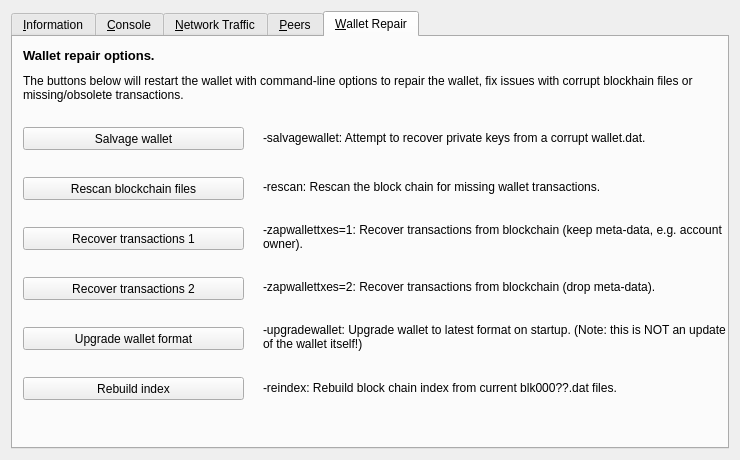
This is src/qt/forms/debugwindow.ui in IndexChain/Index as Qt 5 draws it before an edit. The edited form follows.
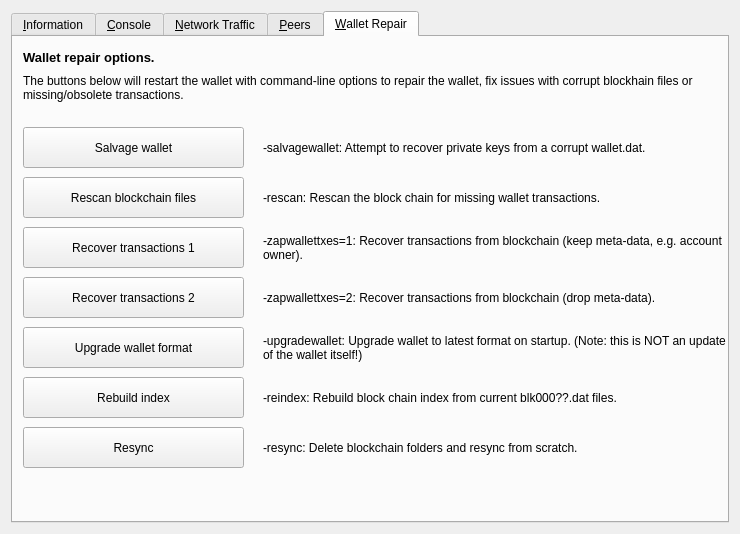
This is the edited form. The open tabs and pages were chosen to show the change. Icons and pictures are not drawn. Custom widgets are drawn as their Qt base class.

Commit message: Add -resync from PIVX and make buttons bigger on repair ui

What changed in the file:
```diff
--- a/src/qt/forms/debugwindow.ui
+++ b/src/qt/forms/debugwindow.ui
@@ -7,7 +7,7 @@
     <x>0</x>
     <y>0</y>
     <width>740</width>
-    <height>430</height>
+    <height>534</height>
    </rect>
   </property>
   <property name="windowTitle">
@@ -1403,7 +1403,7 @@
          <x>10</x>
          <y>90</y>
          <width>221</width>
-         <height>23</height>
+         <height>41</height>
         </rect>
        </property>
        <property name="minimumSize">
@@ -1422,7 +1422,7 @@
          <x>10</x>
          <y>140</y>
          <width>221</width>
-         <height>23</height>
+         <height>41</height>
         </rect>
        </property>
        <property name="minimumSize">
@@ -1441,7 +1441,7 @@
          <x>10</x>
          <y>190</y>
          <width>221</width>
-         <height>23</height>
+         <height>41</height>
         </rect>
        </property>
        <property name="minimumSize">
@@ -1460,7 +1460,7 @@
          <x>10</x>
          <y>240</y>
          <width>221</width>
-         <height>23</height>
+         <height>41</height>
         </rect>
        </property>
        <property name="minimumSize">
@@ -1479,7 +1479,7 @@
          <x>10</x>
          <y>290</y>
          <width>221</width>
-         <height>23</height>
+         <height>41</height>
         </rect>
        </property>
        <property name="minimumSize">
@@ -1518,7 +1518,7 @@
        <property name="geometry">
         <rect>
          <x>250</x>
-         <y>80</y>
+         <y>90</y>
          <width>471</width>
          <height>41</height>
         </rect>
@@ -1534,7 +1534,7 @@
        <property name="geometry">
         <rect>
          <x>250</x>
-         <y>129</y>
+         <y>140</y>
          <width>471</width>
          <height>41</height>
         </rect>
@@ -1550,7 +1550,7 @@
        <property name="geometry">
         <rect>
          <x>250</x>
-         <y>179</y>
+         <y>190</y>
          <width>471</width>
          <height>41</height>
         </rect>
@@ -1566,7 +1566,7 @@
        <property name="geometry">
         <rect>
          <x>250</x>
-         <y>229</y>
+         <y>240</y>
          <width>471</width>
          <height>41</height>
         </rect>
@@ -1582,7 +1582,7 @@
        <property name="geometry">
         <rect>
          <x>250</x>
-         <y>279</y>
+         <y>290</y>
          <width>471</width>
          <height>41</height>
         </rect>
@@ -1600,7 +1600,7 @@
          <x>10</x>
          <y>10</y>
          <width>711</width>
-         <height>16</height>
+         <height>21</height>
         </rect>
        </property>
        <property name="font">
@@ -1623,7 +1623,7 @@
          <x>10</x>
          <y>340</y>
          <width>221</width>
-         <height>23</height>
+         <height>41</height>
         </rect>
        </property>
        <property name="text">
@@ -1634,7 +1634,7 @@
        <property name="geometry">
         <rect>
          <x>250</x>
-         <y>330</y>
+         <y>340</y>
          <width>471</width>
          <height>41</height>
         </rect>
@@ -1643,6 +1643,32 @@
         <string>-reindex: Rebuild block chain index from current blk000??.dat files.</string>
        </property>
       </widget>
+      <widget class="QPushButton" name="btn_resync">
+       <property name="geometry">
+        <rect>
+         <x>10</x>
+         <y>390</y>
+         <width>221</width>
+         <height>41</height>
+        </rect>
+       </property>
+       <property name="text">
+        <string>Resync</string>
+       </property>
+      </widget>
+      <widget class="QLabel" name="label_repair_resync">
+       <property name="geometry">
+        <rect>
+         <x>250</x>
+         <y>390</y>
+         <width>471</width>
+         <height>41</height>
+        </rect>
+       </property>
+       <property name="text">
+        <string>-resync: Delete blockchain folders and resync from scratch.</string>
+       </property>
+      </widget>
      </widget>
     </widget>
    </item>
```
Left out of the diff: 8 changed lines with no effect on the pictures. Lines whose indentation alone changed are shown as unchanged. The commit also changes 3 other files.
